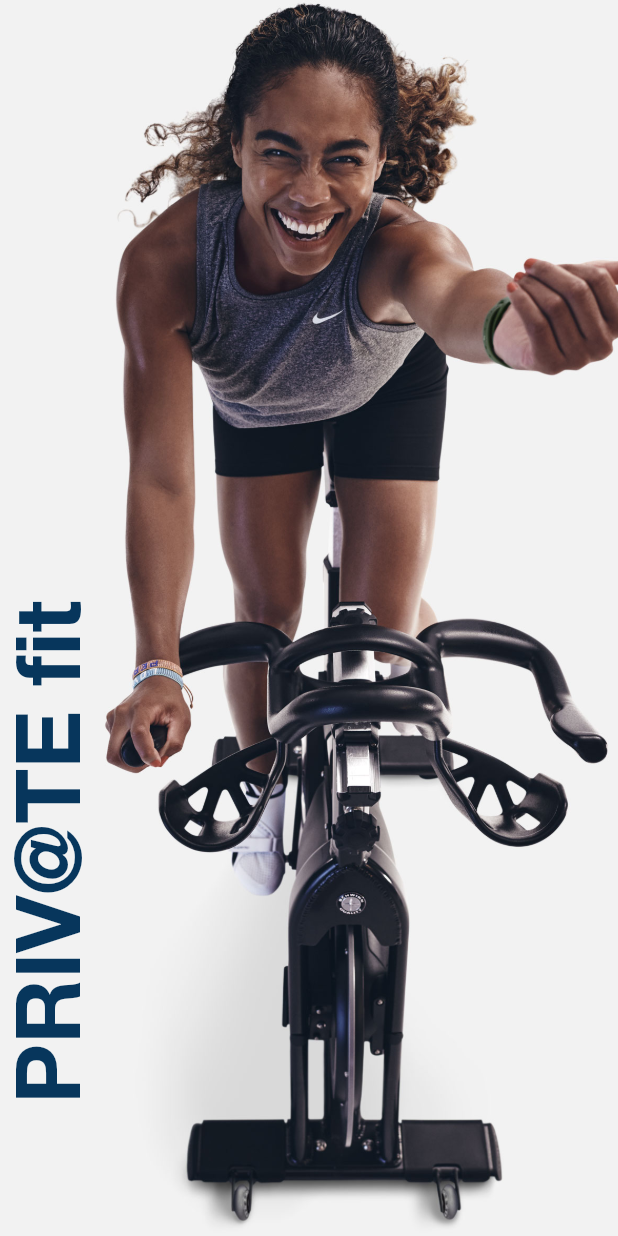
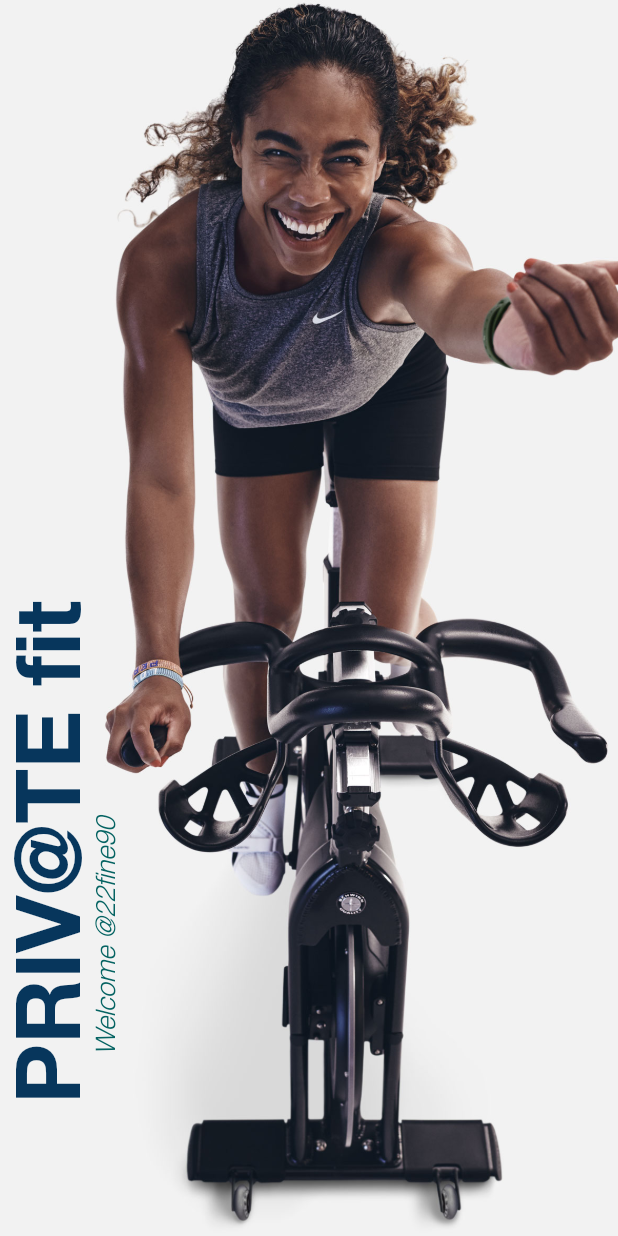
Before and after one commit to atsign-foundation/private_fit, a Flutter app: the HomePage screen opened by its route, on a phone screen of 412 x 824 dp. Run offline on Flutter 3.47's test engine with Material 2 defaults, Android fonts, the phone set to English and light mode, and no system bars; drawn by our look-alikes of auto_size_text; our stand-ins replace auto_route, bloc, dartz, flutter_bloc, flutter_dotenv, flutter_svg and 6 more; missing offline and left inert: at_client_mobile, at_contact, at_contacts_flutter, at_contacts_group_flutter, at_onboarding_flutter, at_utils; accounts and stored records are empty; generated files the repository leaves out were written again; statements that could not run were skipped.

Commit message:
Home page UI tweaks

```diff
--- a/lib/presentation/home/home_page.dart
+++ b/lib/presentation/home/home_page.dart
@@ -41,6 +41,23 @@ class HomePage extends StatelessWidget {
               ),
             ),
           ),
+          Positioned(
+            bottom: 110,
+            left: 70,
+            child: Transform.rotate(
+              angle: -math.pi / 2,
+              alignment: Alignment.centerLeft,
+              child: const AutoSizeText(
+                'Welcome @22fine90',
+                style: TextStyle(
+                  fontSize: 18,
+                  color: Color.fromARGB(255, 5, 99, 98),
+                  fontWeight: FontWeight.w300,
+                  fontStyle: FontStyle.italic,
+                ),
+              ),
+            ),
+          ),
         ],
       ),
     );
--- a/pubspec.yaml
+++ b/pubspec.yaml
@@ -26,6 +26,7 @@ dependencies:
   flutter_svg: ^1.1.0
   logger: ^1.1.0
   animations: ^2.0.3
+  animated_text_kit: ^4.2.2
 
 
 
```
Also changed, not shown: lib/presentation/on_boarding/on_boarding_form.dart (+1 -22 lines), lib/presentation/splash/splash_widgets/on_boarding/on_boarding/splash_page.dart (+14 -5 lines), pubspec.lock, 1 other file.
